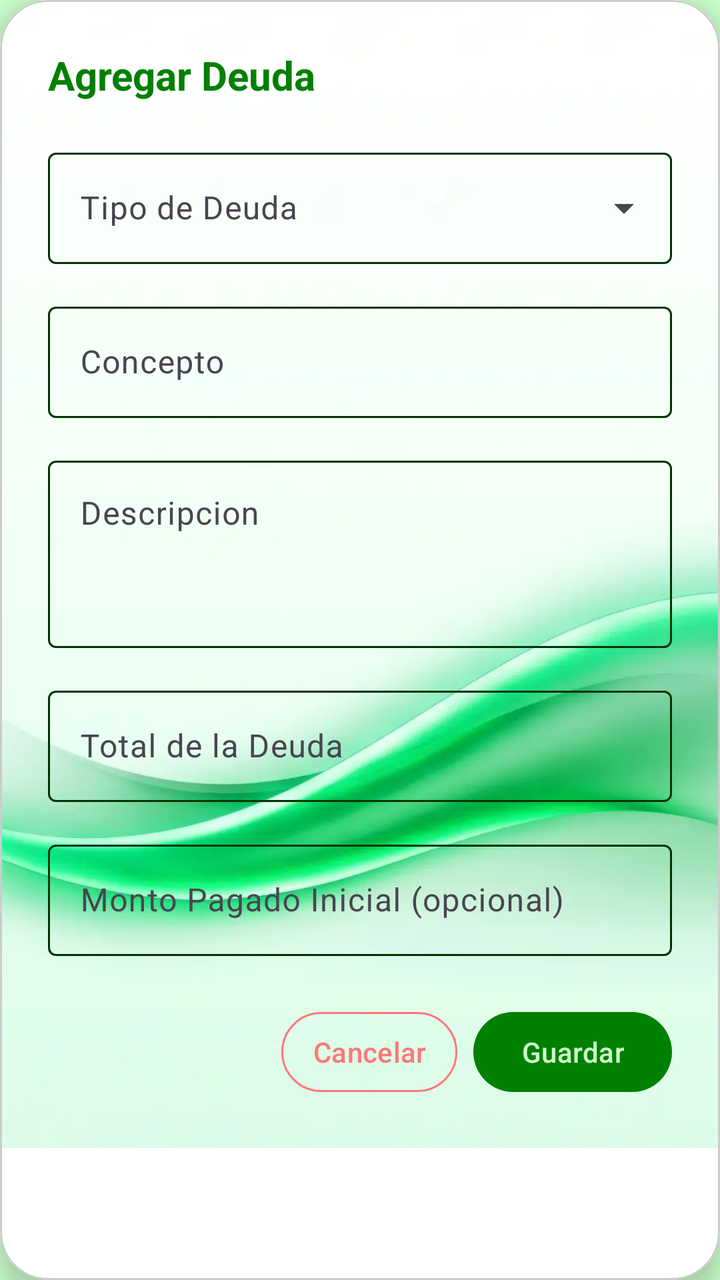
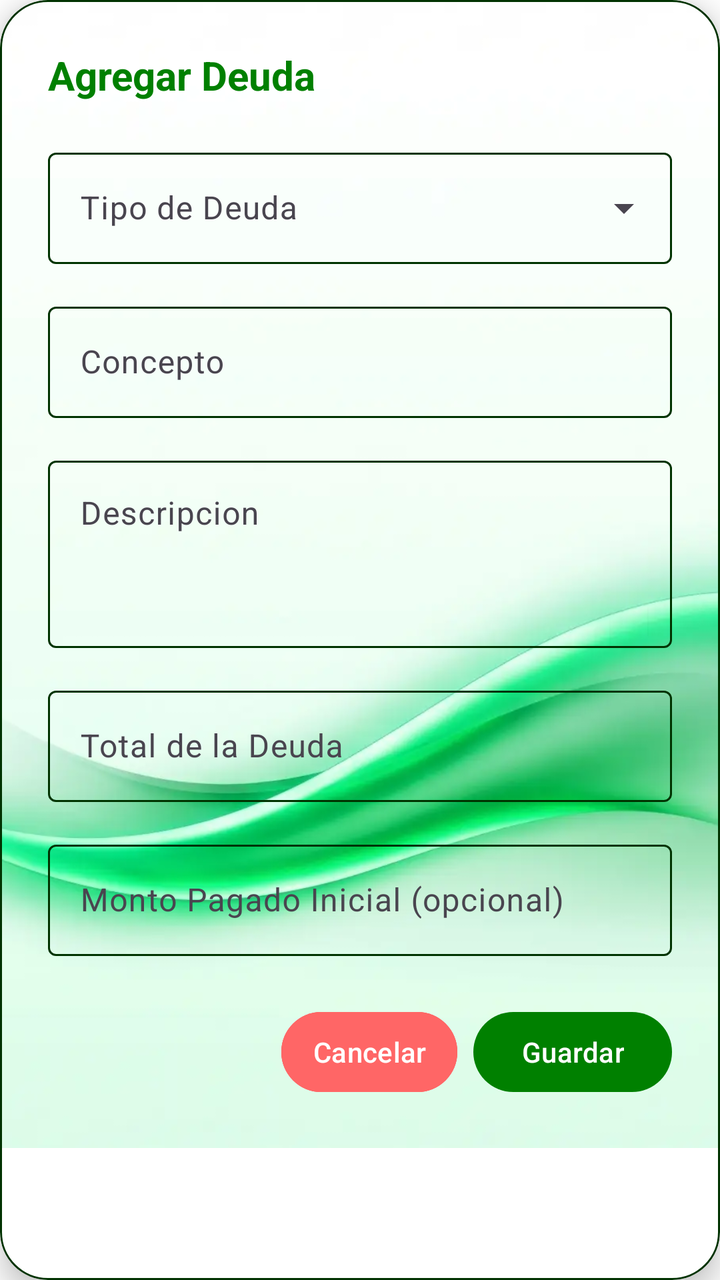

An Android layout rendered at two revisions. The XML below is the earlier revision; the diff shows what the commit changed to produce the second picture.
<!-- AndroidManifest.xml: application theme Theme.MyLittleFinanControl -->
<!-- res/layout/dialog_agregar_deuda.xml -->
<?xml version="1.0" encoding="utf-8"?>
<com.google.android.material.card.MaterialCardView xmlns:android="http://schemas.android.com/apk/res/android"
    xmlns:app="http://schemas.android.com/apk/res-auto"
    android:layout_width="match_parent"
    android:layout_height="wrap_content"
    android:layout_margin="16dp"
    app:cardCornerRadius="24dp"
    app:cardElevation="8dp"
    app:cardBackgroundColor="@android:color/white"
    app:strokeWidth="1dp"
    app:strokeColor="#CCCCCC">

    
    <RelativeLayout
        android:layout_width="match_parent"
        android:layout_height="wrap_content">

        
        <ImageView
            android:id="@+id/imagenFondo"
            android:layout_width="match_parent"
            android:layout_height="0dp"
            android:layout_alignTop="@id/scrollViewContenido"
            android:layout_alignBottom="@id/scrollViewContenido"
            android:src="@drawable/background_1"
            android:scaleType="centerCrop" />

        
        <ScrollView
            android:id="@+id/scrollViewContenido"
            android:layout_width="match_parent"
            android:layout_height="wrap_content"
            android:background="@android:color/transparent">

            <LinearLayout
                android:layout_width="match_parent"
                android:layout_height="wrap_content"
                android:orientation="vertical"
                android:padding="24dp">

                <TextView
                    android:id="@+id/tv_titulo_dialogo"
                    android:layout_width="match_parent"
                    android:layout_height="wrap_content"
                    android:layout_marginBottom="20dp"
                    android:text="@string/txt_agregar_deuda"
                    android:textColor="@color/primary"
                    android:textSize="20sp"
                    android:textStyle="bold" />

                
                <com.google.android.material.textfield.TextInputLayout
                    style="@style/Widget.Material3.TextInputLayout.OutlinedBox.ExposedDropdownMenu"
                    android:layout_width="match_parent"
                    android:layout_height="wrap_content"
                    android:layout_marginBottom="16dp"
                    android:hint="@string/txt_tipo_deuda">

                    <AutoCompleteTextView
                        android:id="@+id/auto_tipo_deuda"
                        android:layout_width="match_parent"
                        android:layout_height="wrap_content"
                        android:inputType="none" />
                </com.google.android.material.textfield.TextInputLayout>

                
                <com.google.android.material.textfield.TextInputLayout
                    style="@style/Widget.Material3.TextInputLayout.OutlinedBox"
                    android:layout_width="match_parent"
                    android:layout_height="wrap_content"
                    android:layout_marginBottom="16dp"
                    android:hint="@string/et_concepto">

                    <com.google.android.material.textfield.TextInputEditText
                        android:id="@+id/et_concepto"
                        android:layout_width="match_parent"
                        android:layout_height="wrap_content"
                        android:inputType="textCapSentences" />
                </com.google.android.material.textfield.TextInputLayout>

                
                <com.google.android.material.textfield.TextInputLayout
                    style="@style/Widget.Material3.TextInputLayout.OutlinedBox"
                    android:layout_width="match_parent"
                    android:layout_height="wrap_content"
                    android:layout_marginBottom="16dp"
                    android:hint="@string/item_descripcion">

                    <com.google.android.material.textfield.TextInputEditText
                        android:id="@+id/et_descripcion"
                        android:layout_width="match_parent"
                        android:layout_height="wrap_content"
                        android:gravity="top"
                        android:inputType="textMultiLine"
                        android:lines="3" />
                </com.google.android.material.textfield.TextInputLayout>

                
                <com.google.android.material.textfield.TextInputLayout
                    style="@style/Widget.Material3.TextInputLayout.OutlinedBox"
                    android:layout_width="match_parent"
                    android:layout_height="wrap_content"
                    android:layout_marginBottom="16dp"
                    android:hint="@string/et_total_deuda">

                    <com.google.android.material.textfield.TextInputEditText
                        android:id="@+id/et_total_deuda"
                        android:layout_width="match_parent"
                        android:layout_height="wrap_content"
                        android:inputType="numberDecimal" />
                </com.google.android.material.textfield.TextInputLayout>

                
                <com.google.android.material.textfield.TextInputLayout
                    style="@style/Widget.Material3.TextInputLayout.OutlinedBox"
                    android:layout_width="match_parent"
                    android:layout_height="wrap_content"
                    android:layout_marginBottom="24dp"
                    android:hint="@string/et_total_pagado">

                    <com.google.android.material.textfield.TextInputEditText
                        android:id="@+id/et_total_pagado"
                        android:layout_width="match_parent"
                        android:layout_height="wrap_content"
                        android:inputType="numberDecimal" />
                </com.google.android.material.textfield.TextInputLayout>

                <LinearLayout
                    android:layout_width="match_parent"
                    android:layout_height="wrap_content"
                    android:gravity="end"
                    android:orientation="horizontal">

                    
                    <com.google.android.material.button.MaterialButton
                        android:id="@+id/btn_cancelar"
                        style="@style/Widget.Material3.Button.TextButton"
                        android:layout_width="wrap_content"
                        android:layout_height="wrap_content"
                        android:layout_marginEnd="8dp"
                        android:text="@string/btn_cancelar"
                        app:strokeWidth="1dp"
                        app:strokeColor="@color/accent_alerta"
                        android:textColor="@color/accent_alerta" />

                    <com.google.android.material.button.MaterialButton
                        android:id="@+id/btn_guardar"
                        android:layout_width="wrap_content"
                        android:layout_height="wrap_content"
                        android:text="@string/btn_guardar"
                        app:backgroundTint="@color/primary" />
                </LinearLayout>
            </LinearLayout>
        </ScrollView>
    </RelativeLayout>
</com.google.android.material.card.MaterialCardView>
<!-- resources referenced by this layout -->
<resources>
  <color name="accent_alerta">#FF7878</color>
  <color name="primary">#008000</color>
  <!-- drawable background_1: webp bitmap (drawable, 18726 bytes) -->
  <string name="btn_cancelar">Cancelar</string>
  <string name="btn_guardar">Guardar</string>
  <string name="et_concepto">Concepto</string>
  <string name="et_total_deuda">Total de la Deuda</string>
  <string name="et_total_pagado">Monto Pagado Inicial (opcional)</string>
  <string name="item_descripcion">Descripcion</string>
  <string name="txt_agregar_deuda">Agregar Deuda</string>
  <string name="txt_tipo_deuda">Tipo de Deuda</string>
  <style name="Theme.MyLittleFinanControl" parent="Base.Theme.MyLittleFinanControl" />
  <style name="Base.Theme.MyLittleFinanControl" parent="Theme.Material3.DayNight.NoActionBar">
          
  
          <item name="colorPrimary">@color/verde_oscuro</item>
  
          <item name="colorOnPrimary">@color/verde_claro</item>
  
  
          <item name="colorPrimaryContainer">@color/verde_transparente</item>
          <item name="colorOnPrimaryContainer">@color/verde_negro</item>
  
  
          <item name="colorSecondary">@color/white</item>
  
          <item name="colorOnSecondary">@color/secondary</item>
  
  
          <item name="colorOutline">@color/verde_negro</item>
  
  
          <item name="colorOnSurface">@color/verde_negro</item>
  
          
          <item name="android:windowBackground">@color/background_light</item>
          <item name="colorSurface">@color/verde_transparente</item>
  
          <item name="colorError">@color/accent_alerta</item>
  
          <item name="colorOnError">@color/accent_alerta</item>
  
          
          <item name="android:statusBarColor">@color/background_light</item>
          <item name="android:windowLightStatusBar">true</item>
      </style>
  <color name="verde_oscuro">#008000</color>
  <color name="verde_claro">#CCFFCC</color>
  <color name="verde_transparente">#5FCCFFCC</color>
  <color name="verde_negro">#003300</color>
  <color name="white">#CCFFCC</color>
  <color name="secondary">#33FF00</color>
  <color name="background_light">#CCFFCC</color>
</resources>

<!-- the commit's change to res/layout/dialog_agregar_deuda.xml (unified diff, before → after) -->
@@ -8,7 +8,7 @@
     app:cardElevation="8dp"
     app:cardBackgroundColor="@android:color/white"
     app:strokeWidth="1dp"
-    app:strokeColor="#CCCCCC">
+    app:strokeColor="?attr/colorOutline">
 
     
     <RelativeLayout
@@ -44,7 +44,7 @@
                     android:layout_height="wrap_content"
                     android:layout_marginBottom="20dp"
                     android:text="@string/txt_agregar_deuda"
-                    android:textColor="@color/primary"
+                    android:textColor="?attr/colorPrimary"
                     android:textSize="20sp"
                     android:textStyle="bold" />
 
@@ -140,15 +140,16 @@
                         android:layout_marginEnd="8dp"
                         android:text="@string/btn_cancelar"
                         app:strokeWidth="1dp"
-                        app:strokeColor="@color/accent_alerta"
-                        android:textColor="@color/accent_alerta" />
+                        app:strokeColor="?attr/colorError"
+                        android:textColor="?attr/colorOnPrimary"
+                        android:backgroundTint="?attr/colorError"/>
 
                     <com.google.android.material.button.MaterialButton
                         android:id="@+id/btn_guardar"
                         android:layout_width="wrap_content"
                         android:layout_height="wrap_content"
                         android:text="@string/btn_guardar"
-                        app:backgroundTint="@color/primary" />
+                        app:backgroundTint="?attr/colorPrimary" />
                 </LinearLayout>
             </LinearLayout>
         </ScrollView>
<!-- resource entries referenced after the edit -->
@@ -1,7 +1,5 @@
 <!-- resources referenced by this layout -->
 <resources>
-  <color name="accent_alerta">#FF7878</color>
-  <color name="primary">#008000</color>
   <!-- drawable background_1: webp bitmap (drawable, 18726 bytes) -->
   <string name="btn_cancelar">Cancelar</string>
   <string name="btn_guardar">Guardar</string>
@@ -13,45 +11,62 @@
   <string name="txt_tipo_deuda">Tipo de Deuda</string>
   <style name="Theme.MyLittleFinanControl" parent="Base.Theme.MyLittleFinanControl" />
   <style name="Base.Theme.MyLittleFinanControl" parent="Theme.Material3.DayNight.NoActionBar">
+  
           
+          <item name="colorPrimary">@color/verde_oscuro</item>
+          
+          <item name="colorOnPrimary">@android:color/white</item>
   
-          <item name="colorPrimary">@color/verde_oscuro</item>
-  
-          <item name="colorOnPrimary">@color/verde_claro</item>
-  
-  
-          <item name="colorPrimaryContainer">@color/verde_transparente</item>
+          
+          <item name="colorPrimaryContainer">@color/verde_claro</item>
+          
           <item name="colorOnPrimaryContainer">@color/verde_negro</item>
   
+          
+          <item name="colorSecondary">@color/verde</item>
+          
+          <item name="colorOnSecondary">@color/verde_negro</item>
   
-          <item name="colorSecondary">@color/white</item>
+          
+          <item name="colorSecondaryContainer">@color/verde_transparente</item>
+          <item name="colorOnSecondaryContainer">@color/verde_negro</item>
   
-          <item name="colorOnSecondary">@color/secondary</item>
+          
+          <item name="colorTertiary">@color/verde_blanco_transparente</item>
+          <item name="colorOnTertiary">@color/verde_negro</item>
   
-  
+          
           <item name="colorOutline">@color/verde_negro</item>
   
-  
+          
           <item name="colorOnSurface">@color/verde_negro</item>
   
           
-          <item name="android:windowBackground">@color/background_light</item>
-          <item name="colorSurface">@color/verde_transparente</item>
-  
-          <item name="colorError">@color/accent_alerta</item>
-  
-          <item name="colorOnError">@color/accent_alerta</item>
+          
+          <item name="android:windowBackground">@android:color/white</item>
+          
+          <item name="colorSurface">@color/verde_blanco_transparente</item>
   
           
-          <item name="android:statusBarColor">@color/background_light</item>
+          <item name="colorError">@color/rojo_alerta</item>
+          <item name="colorOnError">@color/rojo_transparente</item>
+  
+          
+          <item name="android:statusBarColor">@android:color/white</item>
           <item name="android:windowLightStatusBar">true</item>
+  
+          
+          <item name="colorSurfaceVariant">#E0E0E0</item>
+          <item name="colorOnSurfaceVariant">#49454F</item>
+  
       </style>
   <color name="verde_oscuro">#008000</color>
   <color name="verde_claro">#CCFFCC</color>
   <color name="verde_transparente">#5FCCFFCC</color>
+  <color name="verde_blanco_transparente">#D3F6FFF6</color>
+  <color name="rojo_alerta">#FF6666</color>
+  <color name="rojo_transparente">#7BF69F9F</color>
   <color name="verde_negro">#003300</color>
-  <color name="white">#CCFFCC</color>
-  <color name="secondary">#33FF00</color>
-  <color name="background_light">#CCFFCC</color>
+  <color name="verde">#00C292</color>
 </resources>
 
